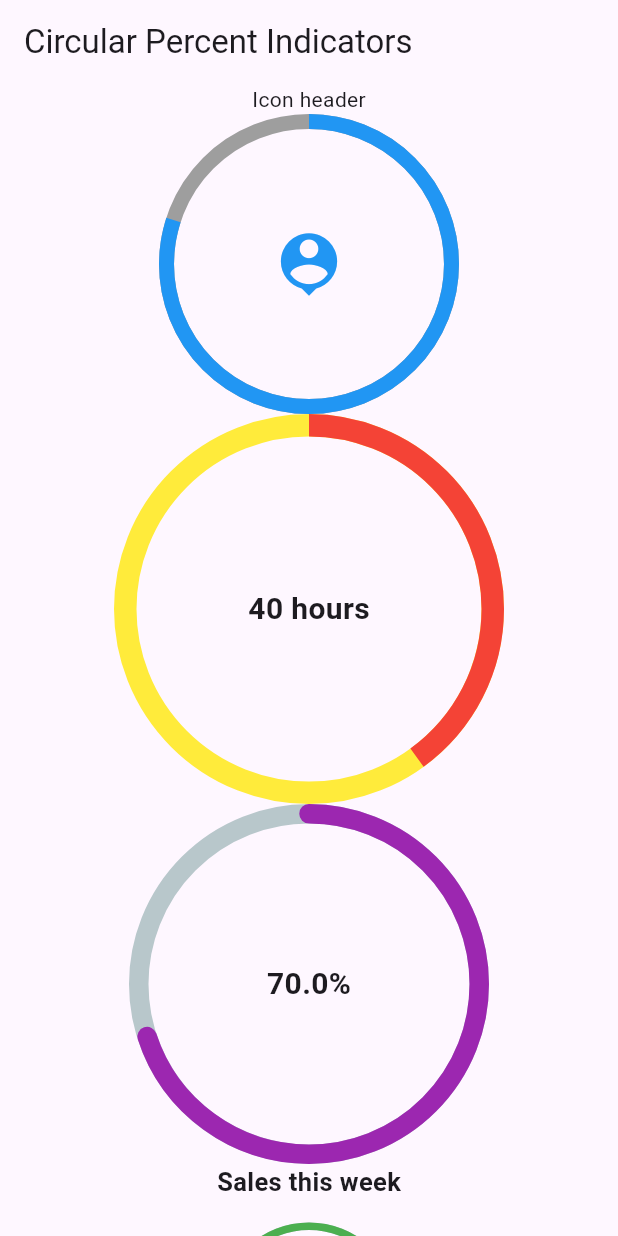
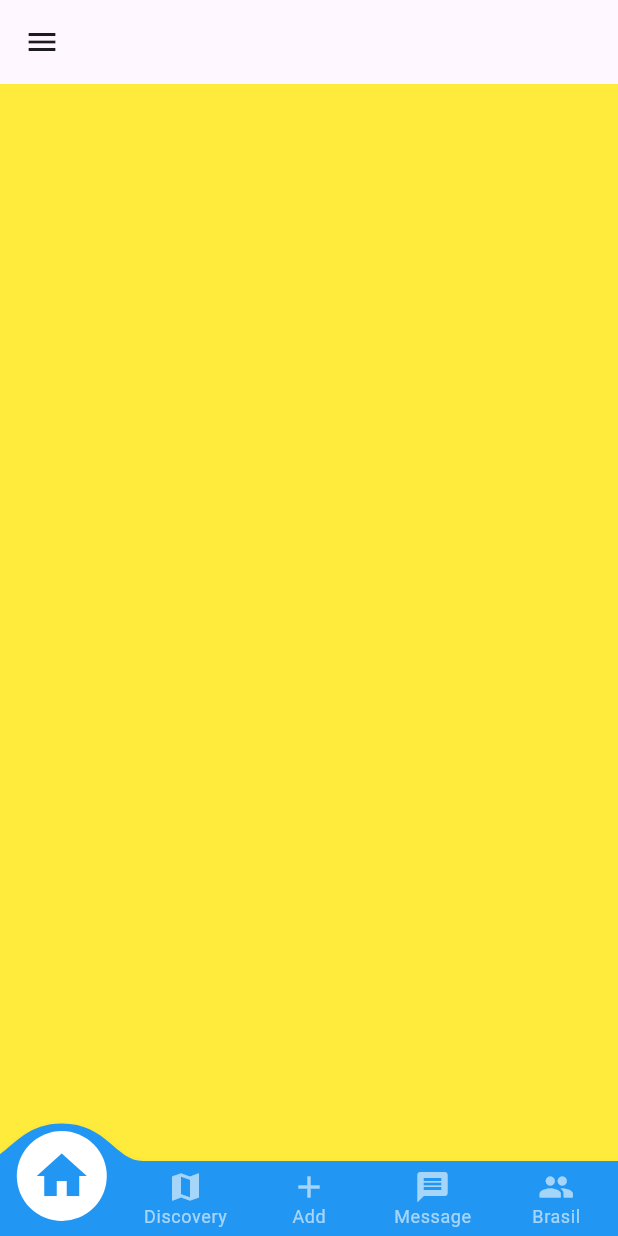
Before and after one commit to Stobertonf/packages_dio, a Flutter app: the HomePage screen opened directly, on a phone screen of 412 x 824 dp. Run offline on Flutter 3.47's test engine with Material 2 defaults, Android fonts, the phone set to English and light mode, and no system bars; drawn by our look-alikes of convex_bottom_bar, percent_indicator; our stand-ins replace animated_text_kit, auto_size_text, battery_plus, font_awesome_flutter, google_fonts.

Commit message:
feat(bottom-bar): Changing text.

```diff
--- a/lib/home_page.dart
+++ b/lib/home_page.dart
@@ -1,135 +1,68 @@
 import 'package:flutter/material.dart';
+import 'package:flutter/services.dart';
+import 'package:google_fonts/google_fonts.dart';
+import 'package:convex_bottom_bar/convex_bottom_bar.dart';
+import 'package:font_awesome_flutter/font_awesome_flutter.dart';
+import 'package:packages_dio/shared/widgets/custon_drawer.dart';
+import 'package:percent_indicator/linear_percent_indicator.dart';
 import 'package:percent_indicator/circular_percent_indicator.dart';
 
 class HomePage extends StatefulWidget {
+  const HomePage({Key? key}) : super(key: key);
+
   @override
-  _HomePageState createState() => _HomePageState();
+  State<HomePage> createState() => _HomePageState();
 }
 
-class _HomePageState extends State<HomePage> {
-  void _openPage(Widget page) {
-    Navigator.push(
-      context,
-      MaterialPageRoute(
-        builder: (BuildContext context) => page,
-      ),
-    );
+class _HomePageState extends State<HomePage> with TickerProviderStateMixin {
+  late TabController tabController;
+
+  @override
+  void initState() {
+    // TODO: implement initState
+    super.initState();
+    tabController = TabController(initialIndex: 0, length: 5, vsync: this);
   }
 
   @override
   Widget build(BuildContext context) {
     return Scaffold(
+      drawer: CustonDrawer(),
       appBar: AppBar(
-        title: const Text("Circular Percent Indicators"),
+        title: Text(
+          "",
+          //"APP_TITLE".tr(),
+          style: GoogleFonts.roboto(),
+        ),
       ),
-      body: Center(
-        child: ListView(children: <Widget>[
-          CircularPercentIndicator(
-            radius: 100.0,
-            lineWidth: 10.0,
-            percent: 0.8,
-            header: const Text("Icon header"),
-            center: const Icon(
-              Icons.person_pin,
-              size: 50.0,
-              color: Colors.blue,
-            ),
-            backgroundColor: Colors.grey,
-            progressColor: Colors.blue,
-          ),
-          CircularPercentIndicator(
-            radius: 130.0,
-            animation: true,
-            animationDuration: 1200,
-            lineWidth: 15.0,
-            percent: 0.4,
-            center: const Text(
-              "40 hours",
-              style: TextStyle(
-                fontSize: 20.0,
-                fontWeight: FontWeight.bold,
-              ),
-            ),
-            circularStrokeCap: CircularStrokeCap.butt,
-            backgroundColor: Colors.yellow,
-            progressColor: Colors.red,
-          ),
-          CircularPercentIndicator(
-            radius: 120.0,
-            lineWidth: 13.0,
-            animation: true,
-            percent: 0.7,
-            center: const Text(
-              "70.0%",
-              style: TextStyle(fontWeight: FontWeight.bold, fontSize: 20.0),
-            ),
-            footer: const Text(
-              "Sales this week",
-              style: TextStyle(fontWeight: FontWeight.bold, fontSize: 17.0),
-            ),
-            circularStrokeCap: CircularStrokeCap.round,
-            progressColor: Colors.purple,
-          ),
-          Padding(
-            padding: const EdgeInsets.all(15.0),
-            child: CircularPercentIndicator(
-              radius: 60.0,
-              lineWidth: 5.0,
-              percent: 1.0,
-              center: const Text("100%"),
-              progressColor: Colors.green,
-            ),
+      body: TabBarView(
+        controller: tabController,
+        children: [
+          Container(
+            color: Colors.yellow,
           ),
           Container(
-            padding: const EdgeInsets.all(15.0),
-            child: Row(
-              mainAxisAlignment: MainAxisAlignment.center,
-              children: <Widget>[
-                CircularPercentIndicator(
-                  radius: 45.0,
-                  lineWidth: 4.0,
-                  percent: 0.10,
-                  center: const Text("10%"),
-                  progressColor: Colors.red,
-                ),
-                const Padding(
-                  padding: EdgeInsets.symmetric(
-                    horizontal: 10.0,
-                  ),
-                ),
-                CircularPercentIndicator(
-                  radius: 45.0,
-                  lineWidth: 4.0,
-                  percent: 0.30,
-                  center: const Text("30%"),
-                  progressColor: Colors.orange,
-                ),
-                const Padding(
-                  padding: EdgeInsets.symmetric(
-                    horizontal: 10.0,
-                  ),
-                ),
-                CircularPercentIndicator(
-                  radius: 45.0,
-                  lineWidth: 4.0,
-                  percent: 0.60,
-                  center: const Text("60%"),
-                  progressColor: Colors.yellow,
-                ),
-                const Padding(
-                  padding: EdgeInsets.symmetric(horizontal: 10.0),
-                ),
-                CircularPercentIndicator(
-                  radius: 45.0,
-                  lineWidth: 4.0,
-                  percent: 0.90,
-                  center: const Text("90%"),
-                  progressColor: Colors.green,
-                )
-              ],
-            ),
-          )
-        ]),
+            color: Colors.blue,
+          ),
+          Container(
+            color: Colors.red,
+          ),
+          Container(
+            color: Colors.green,
+          ),
+        ],
+      ),
+      bottomNavigationBar: ConvexAppBar.badge(
+        {0: '99+', 1: Icons.assistant_photo, 2: Colors.redAccent},
+        items: [
+          TabItem(icon: Icons.home, title: 'Home'),
+          TabItem(icon: Icons.map, title: 'Discovery'),
+          TabItem(icon: Icons.add, title: 'Add'),
+          TabItem(icon: Icons.message, title: 'Message'),
+          TabItem(icon: Icons.people, title: 'Brasil'),
+        ],
+        onTap: (int i) => tabController.index = i,
+        controller: tabController,
       ),
     );
   }
```
